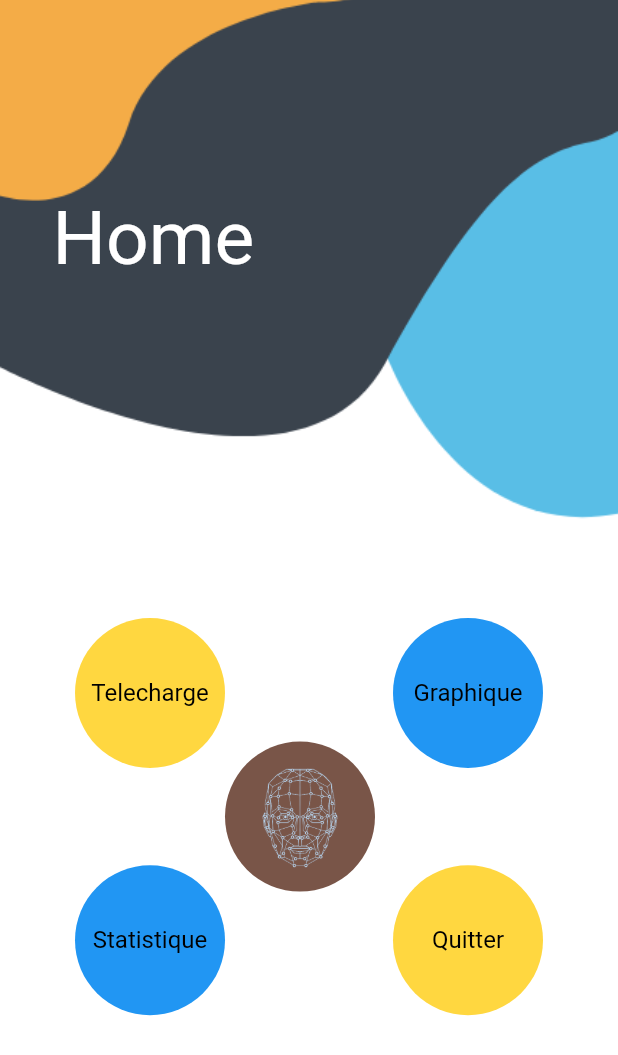
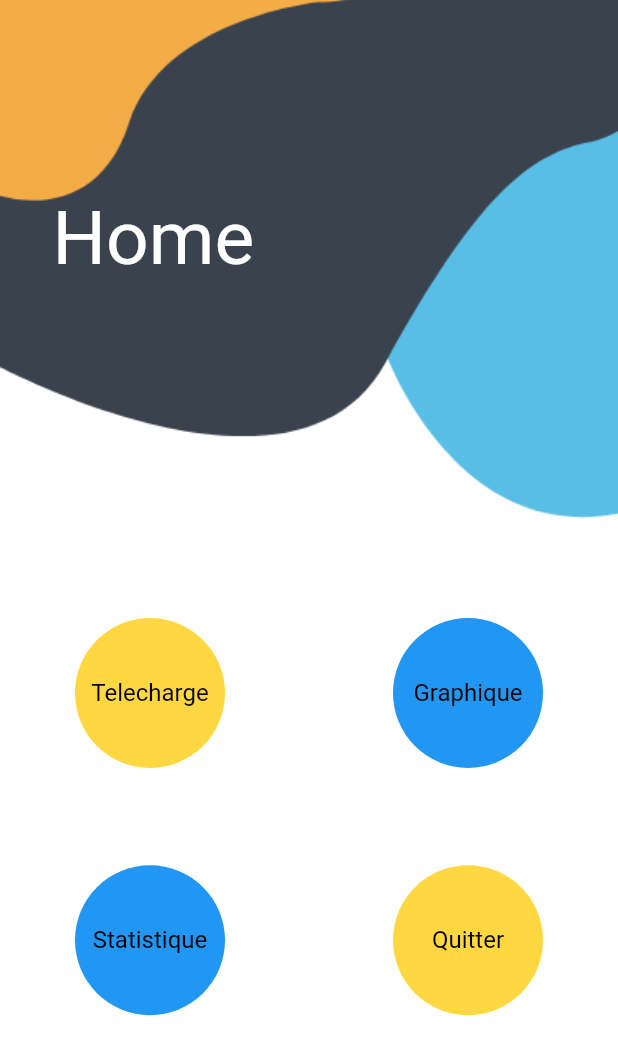
Before and after one commit to Medsoui2002/Flutter_Project, a Flutter app: the screen it shows after launch, on a phone screen of 412 x 824 dp. Shown: the top 1055 px of the screen. Run offline on Flutter 3.47's test engine with Material 2 defaults, Android fonts, the phone set to English and light mode, and no system bars.

Commit message:
Update Home.dart

```diff
--- a/lib/Home.dart
+++ b/lib/Home.dart
@@ -14,15 +14,21 @@ class _HomeState extends State<Home> {
     return Container(
       decoration: BoxDecoration(
         image: DecorationImage(
-                image: AssetImage('assets/login.png'), fit: BoxFit.cover)
+          image: AssetImage('assets/login.png'),
+          fit: BoxFit.cover,
+        ),
       ),
       child: Scaffold(
         backgroundColor: Colors.transparent,
-          body: Stack(children: [
+    body: SingleChildScrollView(
+    child: Stack(
+          children: [
             Container(
               padding: const EdgeInsets.only(left: 35, top: 130, right: 35),
-          child: const Text('Home',
-              style: TextStyle(color: Colors.white, fontSize: 50)),
+              child: const Text(
+                'Home',
+                style: TextStyle(color: Colors.white, fontSize: 50),
+              ),
             ),
             Container(
               padding: EdgeInsets.only(
@@ -31,38 +37,37 @@ class _HomeState extends State<Home> {
                 left: 50,
               ),
               child: Row(
-              mainAxisAlignment:MainAxisAlignment.spaceBetween,
-                children: const [
-              CircleAvatar(
+                mainAxisAlignment: MainAxisAlignment.spaceBetween,
+                children: [
+                  InkWell(
+                    onTap: () {
+                      // Handle Telecharge button tap
+                    },
+                    child: CircleAvatar(
                       radius: 50,
                       backgroundColor: Colors.amberAccent,
-              child: Text('Telecharge',style: TextStyle(color: Colors.black),)
-
+                      child: Text(
+                        'Telecharge',
+                        style: TextStyle(color: Colors.black),
                       ),
-              CircleAvatar(
+                    ),
+                  ),
+                  InkWell(
+                    onTap: () {
+                      Navigator.pushNamed(context, 'graph');
+                      // Handle Graphique button tap
+                    },
+                    child: CircleAvatar(
                       radius: 50,
                       backgroundColor: Colors.blue,
-                child: Text('Graphique',style: TextStyle(color: Colors.black)
-                ))
-
-              ]
+                      child: Text(
+                        'Graphique',
+                        style: TextStyle(color: Colors.black),
                       ),
-
                     ),
-            Container(
-                padding: EdgeInsets.only(
-                  top: MediaQuery.of(context).size.height * 0.6,
-                  right: 100,
-                  left: 150,
                   ),
-                child: const CircleAvatar(
-                  radius: 50,
-                  backgroundColor: Colors.brown,
-                  child: ImageIcon(
-                    AssetImage('assets/logo.png'),
-                    size: 450,
+                ],
               ),
-            )
             ),
             Container(
               padding: EdgeInsets.only(
@@ -71,28 +76,40 @@ class _HomeState extends State<Home> {
                 left: 50,
               ),
               child: Row(
-                  mainAxisAlignment:MainAxisAlignment.spaceBetween,
-                  children: const [
-                    CircleAvatar(
+                mainAxisAlignment: MainAxisAlignment.spaceBetween,
+                children: [
+                  InkWell(
+                    onTap: () {
+                      // Handle Statistique button tap
+                    },
+                    child: CircleAvatar(
                       radius: 50,
                       backgroundColor: Colors.blue,
-                      child: Text('Statistique',style: TextStyle(color: Colors.black)
+                      child: Text(
+                        'Statistique',
+                        style: TextStyle(color: Colors.black),
                       ),
                     ),
-                    CircleAvatar(
+                  ),
+                  InkWell(
+                    onTap: () {
+                      // Handle Quitter button tap
+                    },
+                    child: CircleAvatar(
                       radius: 50,
                       backgroundColor: Colors.amberAccent,
-                        child: Text('Quitter',style: TextStyle(color: Colors.black),)
-
-                    )
-
-                  ]
+                      child: Text(
+                        'Quitter',
+                        style: TextStyle(color: Colors.black),
                       ),
-
-            )
-          ]
-            )
-    )
+                    ),
+                  ),
+                ],
+              ),
+            ),
+          ],
+                ) ),
+      ),
     );
   }
 }
```
Lines whose indentation alone changed are shown as unchanged.
